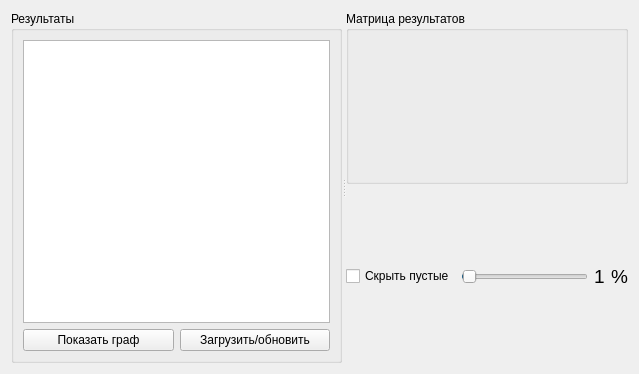
This is ui/algorithm_result.ui in moevm/nosql1h19-text-graph as Qt 5 draws it before an edit. The edited form follows.
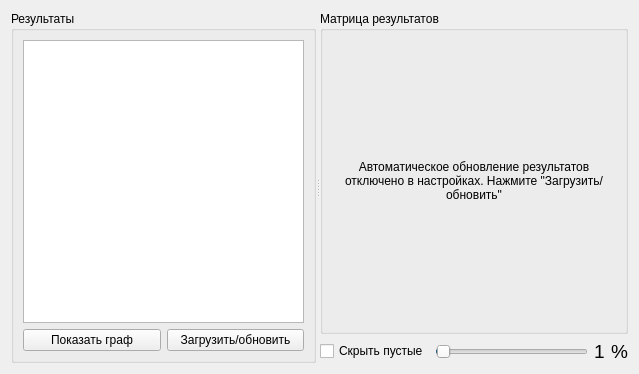
This is the edited form.

Commit message: ALG UI placeholder

```diff
--- a/ui/algorithm_result.ui
+++ b/ui/algorithm_result.ui
@@ -61,7 +61,47 @@
          <property name="title">
           <string>Матрица результатов</string>
          </property>
-         <layout class="QVBoxLayout" name="resultMatrixLayout"/>
+         <layout class="QVBoxLayout" name="resultMatrixLayout">
+          <item>
+           <spacer name="loadSpacer1">
+            <property name="orientation">
+             <enum>Qt::Vertical</enum>
+            </property>
+            <property name="sizeHint" stdset="0">
+             <size>
+              <width>20</width>
+              <height>40</height>
+             </size>
+            </property>
+           </spacer>
+          </item>
+          <item>
+           <widget class="QLabel" name="loadLabel">
+            <property name="text">
+             <string>Автоматическое обновление результатов отключено в настройках. Нажмите &quot;Загрузить/обновить&quot;</string>
+            </property>
+            <property name="alignment">
+             <set>Qt::AlignCenter</set>
+            </property>
+            <property name="wordWrap">
+             <bool>true</bool>
+            </property>
+           </widget>
+          </item>
+          <item>
+           <spacer name="loadSpacer2">
+            <property name="orientation">
+             <enum>Qt::Vertical</enum>
+            </property>
+            <property name="sizeHint" stdset="0">
+             <size>
+              <width>20</width>
+              <height>40</height>
+             </size>
+            </property>
+           </spacer>
+          </item>
+         </layout>
         </widget>
        </item>
        <item>
```
The commit also changes 1 other file.
